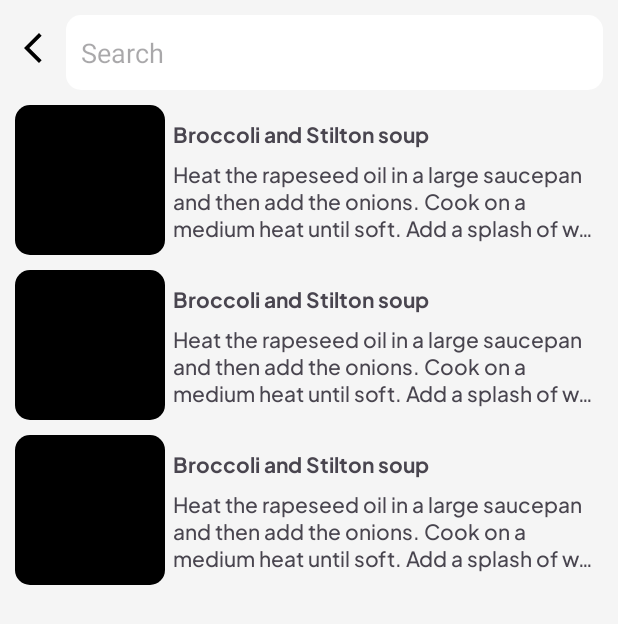
After one commit to m4ykey/Food-Recipe, an Android app: the layout fragment_search.xml on its own in the app's theme, with its tools: preview values and no code run, on a phone screen of 412 x 824 dp. The commit adds this screen. Shown: the top 624 px of the screen. Run offline under Robolectric (Android 15) with nearby library versions, the phone set to English and light mode, and no system bars; network calls fail.

Commit message:
search fragment

```diff
--- a/app/src/main/AndroidManifest.xml
+++ b/app/src/main/AndroidManifest.xml
@@ -17,10 +17,8 @@
         android:theme="@style/Theme.Meal"
         tools:targetApi="31">
         <activity
-            android:name=".activity.SearchActivity"
-            android:exported="false" />
-        <activity
             android:name=".activity.MainActivity"
+            android:windowSoftInputMode="adjustPan"
             android:exported="true">
             <intent-filter>
                 <action android:name="android.intent.action.MAIN" />
--- a/app/src/main/java/com/example/meal/data/model/Food.kt
+++ b/app/src/main/java/com/example/meal/data/model/Food.kt
@@ -1,5 +1,9 @@
 package com.example.meal.data.model
 
+import android.os.Parcelable
+import kotlinx.parcelize.Parcelize
+
+@Parcelize
 data class Food(
     val idMeal : String,
     val strMeal : String,
@@ -27,7 +31,7 @@ data class Food(
     val strIngredient18 : String?,
     val strIngredient19 : String?,
     val strIngredient20 : String?
-)
+) : Parcelable
 
 data class FoodList(
     val meals : List<Food>
--- a/app/src/main/java/com/example/meal/data/repository/FoodRepository.kt
+++ b/app/src/main/java/com/example/meal/data/repository/FoodRepository.kt
@@ -14,4 +14,5 @@ class FoodRepository @Inject constructor(
 
     suspend fun getRandomFood() = api.getRandomFood()
     suspend fun getCategories() = api.getCategories()
+    suspend fun searchFood(search : String) = api.searchFood(search)
 }
--- a/app/src/main/java/com/example/meal/fragments/HomeFragment.kt
+++ b/app/src/main/java/com/example/meal/fragments/HomeFragment.kt
@@ -5,11 +5,13 @@ import android.os.Bundle
 import android.view.LayoutInflater
 import android.view.View
 import android.view.ViewGroup
+import androidx.core.os.bundleOf
 import androidx.fragment.app.Fragment
 import androidx.fragment.app.viewModels
+import androidx.navigation.fragment.findNavController
 import androidx.recyclerview.widget.LinearLayoutManager
 import com.bumptech.glide.Glide
-import com.example.meal.activity.SearchActivity
+import com.example.meal.R
 import com.example.meal.adapter.CategoryHomeAdapter
 import com.example.meal.data.model.Food
 import com.example.meal.databinding.FragmentHomeBinding
@@ -52,7 +54,7 @@ class HomeFragment : Fragment() {
         binding.etSearch.apply {
             isFocusable = false
             setOnClickListener {
-                startActivity(Intent(requireActivity(), SearchActivity::class.java))
+                findNavController().navigate(R.id.action_homeFragment_to_searchFragment)
             }
         }
     }
--- a/app/src/main/java/com/example/meal/util/Constants.kt
+++ b/app/src/main/java/com/example/meal/util/Constants.kt
@@ -5,4 +5,5 @@ object Constants {
     const val BASE_URL = "https://www.themealdb.com/api/json/v1/1/"
     const val RANDOM = "random.php"
     const val CATEGORIES = "categories.php"
+    const val SEARCH = "search.php"
 }
--- /dev/null
+++ b/app/src/main/res/drawable/ic_baseline_arrow_back_ios_new_24.xml
@@ -0,0 +1,5 @@
+<vector android:height="24dp" android:tint="#000000"
+    android:viewportHeight="24" android:viewportWidth="24"
+    android:width="24dp" xmlns:android="http://schemas.android.com/apk/res/android">
+    <path android:fillColor="@android:color/white" android:pathData="M17.77,3.77l-1.77,-1.77l-10,10l10,10l1.77,-1.77l-8.23,-8.23z"/>
+</vector>
--- /dev/null
+++ b/app/src/main/res/drawable/ic_baseline_favorite_24.xml
@@ -0,0 +1,5 @@
+<vector android:height="24dp" android:tint="#000000"
+    android:viewportHeight="24" android:viewportWidth="24"
+    android:width="24dp" xmlns:android="http://schemas.android.com/apk/res/android">
+    <path android:fillColor="@android:color/white" android:pathData="M12,21.35l-1.45,-1.32C5.4,15.36 2,12.28 2,8.5 2,5.42 4.42,3 7.5,3c1.74,0 3.41,0.81 4.5,2.09C13.09,3.81 14.76,3 16.5,3 19.58,3 22,5.42 22,8.5c0,3.78 -3.4,6.86 -8.55,11.54L12,21.35z"/>
+</vector>
--- a/app/src/main/res/layout/fragment_home.xml
+++ b/app/src/main/res/layout/fragment_home.xml
@@ -37,6 +37,7 @@
     <TextView
         android:id="@+id/txtFoodName"
         android:textSize="18sp"
+        android:layout_marginEnd="20dp"
         android:layout_marginStart="20dp"
         android:layout_marginTop="5dp"
         android:textColor="@color/black"
--- /dev/null
+++ b/app/src/main/res/layout/fragment_search.xml
@@ -0,0 +1,46 @@
+<?xml version="1.0" encoding="utf-8"?>
+<LinearLayout xmlns:android="http://schemas.android.com/apk/res/android"
+    xmlns:tools="http://schemas.android.com/tools"
+    android:layout_width="match_parent"
+    android:layout_height="match_parent"
+    android:orientation="vertical"
+    android:background="#F5F5F5"
+    tools:context=".fragments.SearchFragment">
+
+    <LinearLayout
+        android:layout_marginTop="10dp"
+        android:layout_width="match_parent"
+        android:layout_height="wrap_content"
+        android:orientation="horizontal">
+
+        <ImageView
+            android:layout_weight="0"
+            android:layout_marginTop="10dp"
+            android:layout_marginStart="10dp"
+            android:layout_width="wrap_content"
+            android:layout_height="wrap_content"
+            android:src="@drawable/ic_baseline_arrow_back_ios_new_24"
+            android:id="@+id/imgBack"/>
+
+        <EditText
+            android:hint="Search"
+            android:paddingStart="10dp"
+            android:inputType="text"
+            android:id="@+id/etSearchFood"
+            android:layout_weight="1"
+            android:layout_marginEnd="10dp"
+            android:background="@drawable/et_search_box"
+            android:layout_marginStart="10dp"
+            android:layout_width="match_parent"
+            android:layout_height="50dp"/>
+
+    </LinearLayout>
+
+    <androidx.recyclerview.widget.RecyclerView
+        tools:listitem="@layout/search_item_list"
+        android:id="@+id/rvSearch"
+        android:layout_margin="10dp"
+        android:layout_width="match_parent"
+        android:layout_height="match_parent" />
+
+</LinearLayout>
--- /dev/null
+++ b/app/src/main/res/layout/search_item_list.xml
@@ -0,0 +1,69 @@
+<?xml version="1.0" encoding="utf-8"?>
+<androidx.constraintlayout.widget.ConstraintLayout xmlns:android="http://schemas.android.com/apk/res/android"
+    android:layout_width="match_parent"
+    xmlns:app="http://schemas.android.com/apk/res-auto"
+    android:layout_height="wrap_content"
+    android:layout_marginBottom="10dp"
+    xmlns:tools="http://schemas.android.com/tools">
+
+    <androidx.cardview.widget.CardView
+        android:layout_width="100dp"
+        android:layout_height="100dp"
+        app:cardCornerRadius="10dp"
+        app:cardElevation="0dp"
+        android:id="@+id/card"
+        app:layout_constraintTop_toTopOf="parent"
+        app:layout_constraintStart_toStartOf="parent"
+        app:layout_constraintBottom_toBottomOf="parent">
+
+        <ImageView
+            tools:background="@color/black"
+            android:layout_width="match_parent"
+            android:layout_height="match_parent"
+            android:id="@+id/imgFoodSearch"/>
+
+    </androidx.cardview.widget.CardView>
+
+    <LinearLayout
+        app:layout_constraintTop_toTopOf="parent"
+        app:layout_constraintBottom_toBottomOf="parent"
+        app:layout_constraintEnd_toEndOf="parent"
+        app:layout_constraintStart_toEndOf="@+id/card"
+        android:layout_width="0dp"
+        android:layout_height="match_parent"
+        android:orientation="vertical">
+
+        <TextView
+            android:id="@+id/txtFood"
+            android:layout_marginBottom="6dp"
+            android:maxLines="2"
+            android:layout_marginEnd="5dp"
+            android:fontFamily="@font/plusjakartasans_bold"
+            android:layout_width="match_parent"
+            android:layout_marginStart="5dp"
+            android:layout_height="wrap_content"
+            tools:text="Broccoli and Stilton soup"/>
+
+        <TextView
+            android:id="@+id/txtDescription"
+            android:layout_width="match_parent"
+            android:layout_height="wrap_content"
+            android:layout_marginStart="5dp"
+            android:layout_marginEnd="5dp"
+            android:maxLines="3"
+            android:fontFamily="@font/plusjakartasans_medium"
+            android:ellipsize="end"
+            tools:text="Heat the rapeseed oil in a large saucepan and then add the onions. Cook on a medium heat until soft. Add a splash of water if the onions start to catch.\r\n\r\nAdd the celery, leek, potato and a knob of butter. Stir until melted, then cover with a lid. Allow to sweat for 5 minutes. Remove the lid.\r\n\r\nPour in the stock and add any chunky bits of broccoli stalk. Cook for 10 – 15 minutes until all the vegetables are soft.\r\n\r\nAdd the rest of the broccoli and cook for a further 5 minutes. Carefully transfer to a blender and blitz until smooth. Stir in the stilton, allowing a few lumps to remain. Season with black pepper and serve."/>
+
+    </LinearLayout>
+
+    <ImageView
+        android:layout_width="wrap_content"
+        android:layout_height="wrap_content"
+        android:src="@drawable/ic_baseline_favorite_24"
+        tools:tint="@color/white"
+        app:layout_constraintTop_toTopOf="@id/card"
+        app:layout_constraintStart_toStartOf="@+id/card"
+        android:layout_margin="5dp"/>
+
+</androidx.constraintlayout.widget.ConstraintLayout>
```
Also changed, not shown: app/src/main/java/com/example/meal/activity/SearchActivity.kt (deleted, +0 -14 lines), app/src/main/java/com/example/meal/adapter/CategoryHomeAdapter.kt (+1 -12 lines), app/src/main/java/com/example/meal/adapter/SearchFavAdapter.kt (added, +48 -0 lines), app/src/main/java/com/example/meal/api/FoodApi.kt (+7 -0 lines), app/src/main/java/com/example/meal/fragments/DetailFragment.kt (added, +60 -0 lines), app/src/main/java/com/example/meal/fragments/SearchFragment.kt (added, +68 -0 lines), app/src/main/java/com/example/meal/viewmodel/FoodViewModel.kt (+12 -0 lines), app/src/main/res/layout/activity_search.xml (deleted, +0 -9 lines), app/src/main/res/layout/fragment_detail.xml (added, +14 -0 lines), app/src/main/res/navigation/app_nav.xml (+29 -1 lines).
